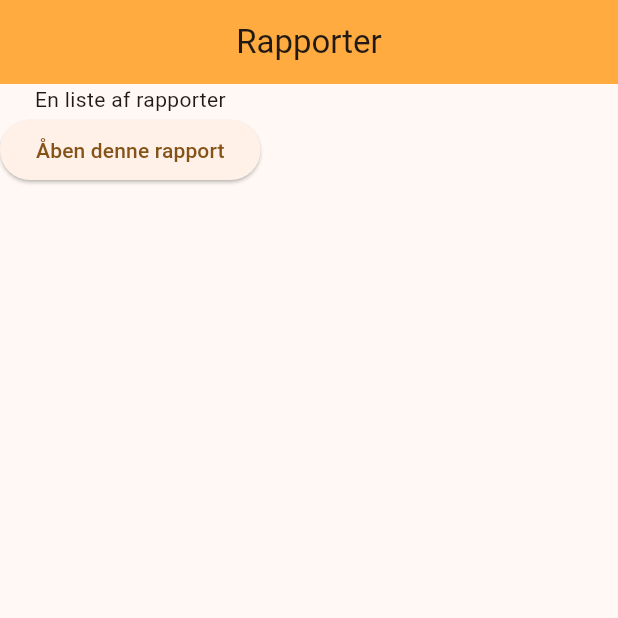
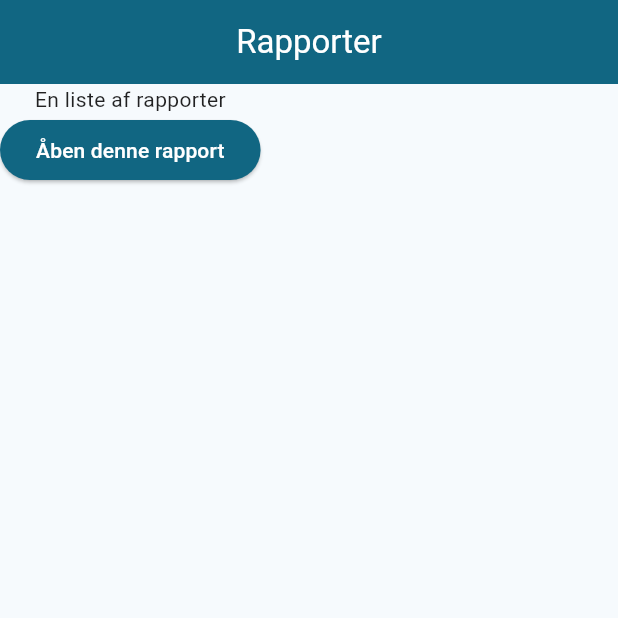
Before and after one commit to DSmaSSen/QM-App, a Flutter app: the screen it shows after launch, on a phone screen of 412 x 824 dp, the top half of it. Run offline on Flutter 3.47's test engine with Material 3 defaults, Android fonts, the phone set to English and light mode, and no system bars.

Commit message:
Made theme dynamic

```diff
--- a/qm_app/lib/main.dart
+++ b/qm_app/lib/main.dart
@@ -14,13 +14,19 @@ class App extends StatelessWidget {
   @override
   Widget build(BuildContext context) {
     return MaterialApp(
+      // hide "debug" banner from app
       debugShowCheckedModeBanner: false,
+      // title of the app e.g. as displayed in the app-switcher view
       title: 'QM App',
-      theme: primaryTheme,
+      // theme settings
+      theme: lightTheme,
+      darkTheme: darkTheme,
+      themeMode: ThemeMode.light,
+      // default view and navigation details
       home: const ReportsPage(),
       routes: {
-        '/report_page': (context) => ReportPage(),
-        '/reports_page': (context) => ReportsPage(),
+        '/report': (context) => ReportPage(),
+        '/reports': (context) => ReportsPage(),
       },
     );
   }
```
Also changed, not shown: qm_app/lib/theme.dart (+33 -18 lines).
